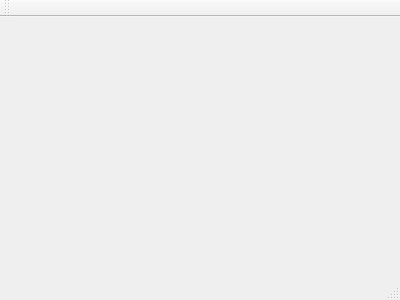
weilaidb/parseCode, file ParseCode/mainwindow.ui: the form before one commit.
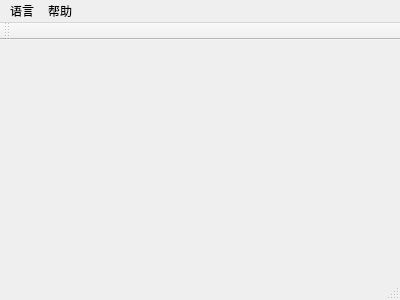
The form after the commit.

```diff
--- a/ParseCode/mainwindow.ui
+++ b/ParseCode/mainwindow.ui
@@ -12,13 +12,53 @@
   <property name="windowTitle" >
    <string>MainWindow</string>
   </property>
-  <widget class="QMenuBar" name="menuBar" />
-  <widget class="QToolBar" name="mainToolBar" />
-  <widget class="QWidget" name="centralWidget" />
-  <widget class="QStatusBar" name="statusBar" />
+  <widget class="QWidget" name="centralWidget"/>
+  <widget class="QMenuBar" name="menuBar">
+   <property name="geometry">
+    <rect>
+     <x>0</x>
+     <y>0</y>
+     <width>400</width>
+     <height>22</height>
+    </rect>
+   </property>
+   <widget class="QMenu" name="menu">
+    <property name="title">
+     <string>语言</string>
+    </property>
+   </widget>
+   <widget class="QMenu" name="menu_2">
+    <property name="title">
+     <string>帮助</string>
+    </property>
+    <addaction name="action_2"/>
+    <addaction name="separator"/>
+    <addaction name="action_version"/>
+   </widget>
+   <addaction name="menu"/>
+   <addaction name="menu_2"/>
+  </widget>
+  <widget class="QToolBar" name="mainToolBar">
+   <attribute name="toolBarArea">
+    <enum>TopToolBarArea</enum>
+   </attribute>
+   <attribute name="toolBarBreak">
+    <bool>false</bool>
+   </attribute>
+  </widget>
+  <widget class="QStatusBar" name="statusBar"/>
+  <action name="action_2">
+   <property name="text">
+    <string>第一个</string>
+   </property>
+  </action>
+  <action name="action_version">
+   <property name="text">
+    <string>关于</string>
+   </property>
+  </action>
  </widget>
- <layoutDefault spacing="6" margin="11" />
- <pixmapfunction></pixmapfunction>
+ <layoutdefault spacing="6" margin="11"/>
  <resources/>
  <connections/>
 </ui>
```
Left out of the diff: 7 changed lines with no effect on the pictures.
